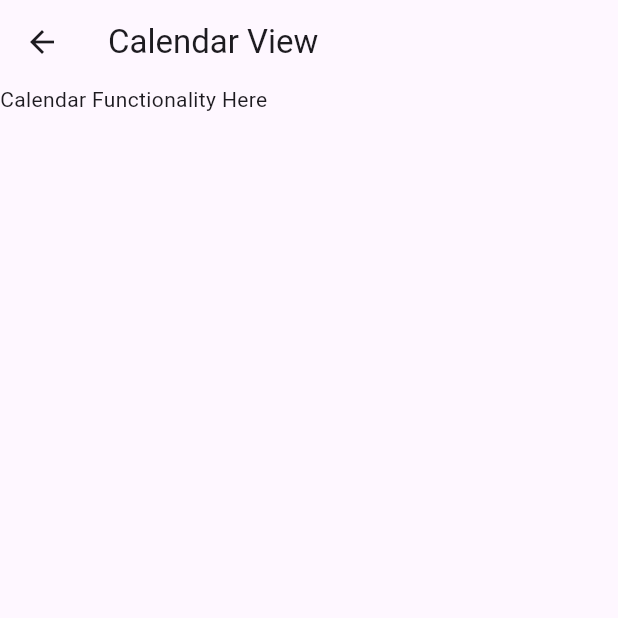
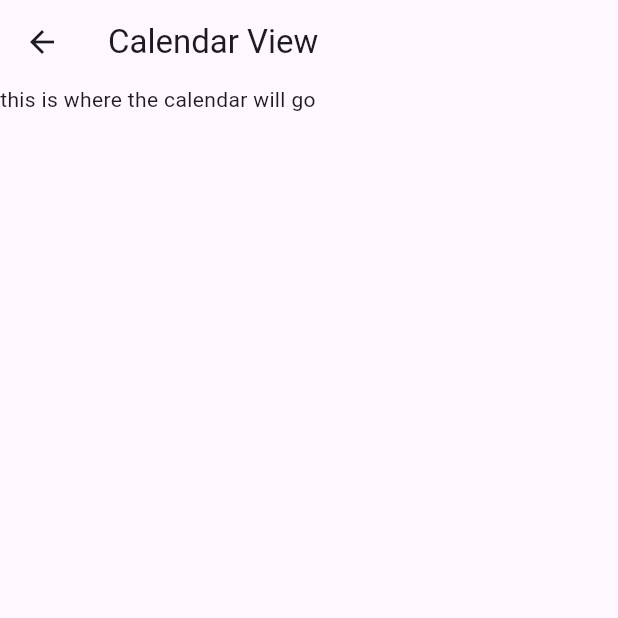
Before and after one commit to Bylesss/Deadline-Tracker-app, a Flutter app: the calendar screen opened by its route, on a phone screen of 412 x 824 dp, the top half of it. Run offline on Flutter 3.47's test engine with Material 3 defaults, Android fonts, the phone set to English and light mode, and no system bars.

Commit message:
will delete

```diff
--- a/frontend/lib/calendar.dart
+++ b/frontend/lib/calendar.dart
@@ -4,15 +4,14 @@ import 'calendar.dart';
 import 'styles.dart';
 
 class calendar extends StatelessWidget {
+  const calendar({super.key});
+
   @override
   Widget build(BuildContext context) {
     return Scaffold(
-      appBar: AppBar(
-        title: Text('Calendar View'),
-      ),
-      body: Column(
-        children: [Text('Calendar Functionality Here'),
-        ],
+      appBar: AppBar(title: const Text('Calendar View')),
+      body: const Column(
+        children: [Text('this is where the calendar will go')],
       ),
     );
   }
--- a/frontend/lib/main.dart
+++ b/frontend/lib/main.dart
@@ -5,7 +5,8 @@ import 'styles.dart';
 
 void main() {
   // Entry point of the Flutter application
-  runApp(MaterialApp(
+  runApp(
+    MaterialApp(
       title: 'Deadline Tracker',
       initialRoute: '/',
       routes: {
@@ -13,7 +14,8 @@ void main() {
         '/upload': (context) => deadlineUpload(),
         '/calendar': (context) => calendar(),
       },
-  ));
+    ),
+  );
 }
 
 void uploadCSV() {
@@ -21,19 +23,18 @@ void uploadCSV() {
 }
 
 class MyApp extends StatelessWidget {
+  const MyApp({super.key});
+
   @override
   Widget build(BuildContext context) {
-    return MaterialApp(
-      title: 'Deadline Tracker',
-      home: HomeScreen(),
-    );
+    return MaterialApp(title: 'Deadline Tracker', home: HomeScreen());
   }
 }
 
-
-
 //home screen class
 class HomeScreen extends StatelessWidget {
+  const HomeScreen({super.key});
+
   @override
   Widget build(BuildContext context) {
     return Scaffold(
--- a/frontend/lib/styles.dart
+++ b/frontend/lib/styles.dart
@@ -21,11 +21,9 @@ const kButtonTextStyle = TextStyle(
 // Button Style
 ButtonStyle kElevatedButtonStyle(Color color) {
   return ElevatedButton.styleFrom(
-    padding: EdgeInsets.symmetric(vertical: 18),
+    padding: const EdgeInsets.symmetric(vertical: 18),
     backgroundColor: color,
-    shape: RoundedRectangleBorder(
-      borderRadius: BorderRadius.circular(12),
-    ),
+    shape: RoundedRectangleBorder(borderRadius: BorderRadius.circular(12)),
     textStyle: kButtonTextStyle,
   );
 }
```
Also changed, not shown: frontend/lib/deadline_upload.dart (+9 -13 lines), 1 other file. Lines whose indentation alone changed are shown as unchanged.
